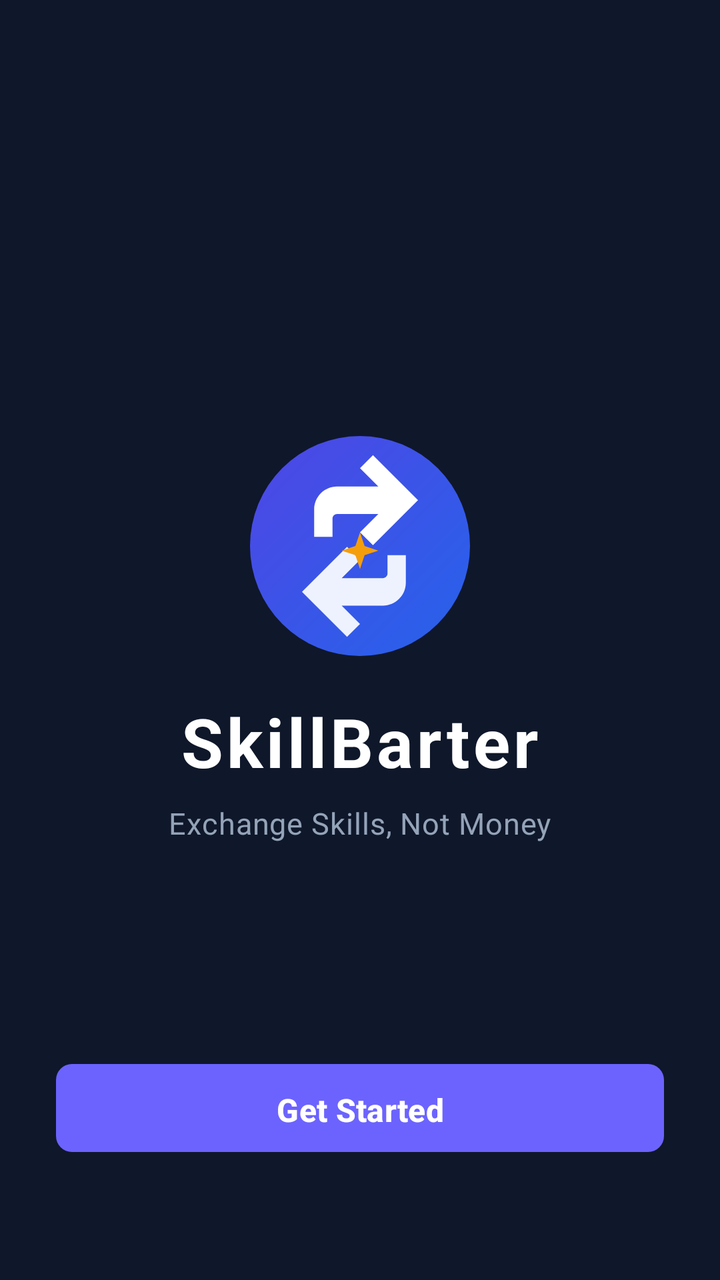
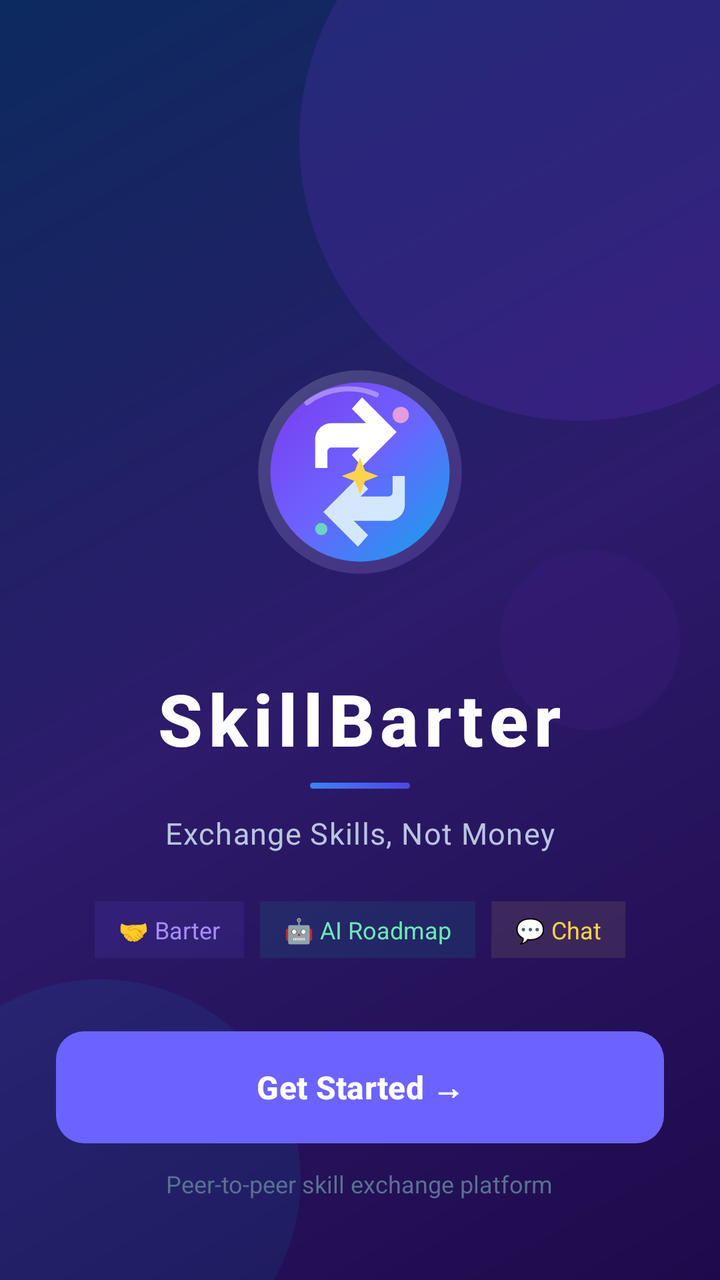

The first picture is an Android layout as it rendered before a commit; the second is the same layout after the commit. The layout source and the unified diff follow.
<!-- AndroidManifest.xml: activity theme Theme.SkillBarter -->
<!-- res/layout/activity_splash.xml -->
<?xml version="1.0" encoding="utf-8"?>
<RelativeLayout xmlns:android="http://schemas.android.com/apk/res/android"
    android:layout_width="match_parent"
    android:layout_height="match_parent"
    android:background="#0F172A"
    android:padding="28dp">

    <LinearLayout
        android:id="@+id/layoutSplashContent"
        android:layout_width="match_parent"
        android:layout_height="wrap_content"
        android:layout_centerInParent="true"
        android:gravity="center"
        android:orientation="vertical">

        <ImageView
            android:id="@+id/ivLogo"
            android:layout_width="110dp"
            android:layout_height="110dp"
            android:contentDescription="Logo"
            android:src="@drawable/ic_logo" />

        <TextView
            android:id="@+id/tvAppName"
            android:layout_width="wrap_content"
            android:layout_height="wrap_content"
            android:layout_marginTop="20dp"
            android:letterSpacing="0.05"
            android:text="SkillBarter"
            android:textColor="#FFFFFF"
            android:textSize="34sp"
            android:textStyle="bold" />

        <TextView
            android:id="@+id/tvAppTagline"
            android:layout_width="wrap_content"
            android:layout_height="wrap_content"
            android:layout_marginTop="8dp"
            android:letterSpacing="0.02"
            android:text="Exchange Skills, Not Money"
            android:textColor="#94A3B8"
            android:textSize="15sp" />

    </LinearLayout>

    <Button
        android:id="@+id/btnGetStarted"
        style="@style/Widget.SkillBarter.Button"
        android:layout_width="match_parent"
        android:layout_height="52dp"
        android:layout_alignParentBottom="true"
        android:layout_marginBottom="32dp"
        android:text="Get Started"
        android:textSize="16sp"
        android:textStyle="bold" />

</RelativeLayout>
<!-- resources referenced by this layout -->
<resources>
  <!-- drawable ic_logo (drawable) -->
  <vector xmlns:android="http://schemas.android.com/apk/res/android"
      xmlns:aapt="http://schemas.android.com/aapt"
      android:width="96dp"
      android:height="96dp"
      android:viewportWidth="96"
      android:viewportHeight="96">
  
    
    <path
        android:pathData="M48,0A48,48 0,1 1,0,48 48,48 0,0 1,48,0Z">
      <aapt:attr name="android:fillColor">
        <gradient
            android:startX="0"
            android:startY="0"
            android:endX="96"
            android:endY="96"
            android:type="linear">
          <item android:offset="0.0" android:color="#4F46E5"/>
          <item android:offset="1.0" android:color="#2563EB"/>
        </gradient>
      </aapt:attr>
    </path>
  
    
    <path
        android:fillColor="#FFFFFF"
        android:pathData="M28,32 C28,26.477 32.477,22 38,22 L56,22 L48,14 L53.657,8.343 L73.314,28 L53.657,47.657 L48,42 L56,34 L38,34 C36.895,34 36,34.895 36,36 L36,44 L28,44 L28,32 Z"/>
  
    
    <path
        android:fillColor="#EEF2FF"
        android:pathData="M68,64 C68,69.523 63.523,74 58,74 L40,74 L48,82 L42.343,87.657 L22.686,68 L42.343,48.343 L48,54 L40,62 L58,62 C59.105,62 60,61.105 60,60 L60,52 L68,52 L68,64 Z"/>
  
    
    <path
        android:fillColor="#F59E0B"
        android:pathData="M48,42 L50,48 L56,50 L50,52 L48,58 L46,52 L40,50 L46,48 Z"/>
  
  </vector>
  <style name="Widget.SkillBarter.Button" parent="Widget.Material3.Button">
          <item name="backgroundTint">@color/primary</item>
          <item name="android:textColor">@color/white</item>
          <item name="cornerRadius">8dp</item>
          <item name="android:paddingTop">12dp</item>
          <item name="android:paddingBottom">12dp</item>
          <item name="android:textStyle">bold</item>
          <item name="android:textSize">14sp</item>
      </style>
  <style name="Theme.SkillBarter" parent="Base.Theme.SkillBarter" />
  <color name="primary">#6C63FF</color>
  <color name="white">#FFFFFF</color>
  <style name="Base.Theme.SkillBarter" parent="Theme.Material3.DayNight.NoActionBar">
          <item name="colorPrimary">@color/primary</item>
          <item name="colorOnPrimary">@color/white</item>
          <item name="colorPrimaryContainer">@color/primary_light</item>
          <item name="colorOnPrimaryContainer">@color/primary</item>
          <item name="android:colorBackground">@color/bg_light</item>
          <item name="colorSurface">@color/surface_white</item>
          <item name="colorOnSurface">@color/text_primary</item>
          <item name="colorOnSurfaceVariant">@color/text_secondary</item>
          <item name="android:statusBarColor">@color/surface_white</item>
          <item name="android:windowLightStatusBar">true</item>
      </style>
  <color name="primary_light">#EEF0FF</color>
  <color name="bg_light">#F7F8FC</color>
  <color name="surface_white">#FFFFFF</color>
  <color name="text_primary">#1A1A2E</color>
  <color name="text_secondary">#6B7280</color>
</resources>

<!-- the commit's change to res/layout/activity_splash.xml (unified diff, before → after) -->
@@ -1,57 +1,197 @@
 <?xml version="1.0" encoding="utf-8"?>
-<RelativeLayout xmlns:android="http://schemas.android.com/apk/res/android"
+<FrameLayout xmlns:android="http://schemas.android.com/apk/res/android"
     android:layout_width="match_parent"
     android:layout_height="match_parent"
-    android:background="#0F172A"
-    android:padding="28dp">
+    android:background="@drawable/bg_splash_gradient">
 
+    
+    <View
+        android:id="@+id/orbTopRight"
+        android:layout_width="280dp"
+        android:layout_height="280dp"
+        android:layout_gravity="top|end"
+        android:layout_marginTop="-70dp"
+        android:layout_marginEnd="-70dp"
+        android:alpha="0.55"
+        android:background="@drawable/bg_splash_orb_large" />
+
+    
+    <View
+        android:id="@+id/orbBottomLeft"
+        android:layout_width="200dp"
+        android:layout_height="200dp"
+        android:layout_gravity="bottom|start"
+        android:layout_marginStart="-50dp"
+        android:layout_marginBottom="-50dp"
+        android:alpha="0.45"
+        android:background="@drawable/bg_splash_orb_small" />
+
+    
+    <View
+        android:id="@+id/orbMidRight"
+        android:layout_width="90dp"
+        android:layout_height="90dp"
+        android:layout_gravity="center_vertical|end"
+        android:layout_marginEnd="20dp"
+        android:alpha="0.2"
+        android:background="@drawable/bg_splash_orb_large" />
+
+    
     <LinearLayout
         android:id="@+id/layoutSplashContent"
         android:layout_width="match_parent"
         android:layout_height="wrap_content"
-        android:layout_centerInParent="true"
+        android:layout_gravity="center"
         android:gravity="center"
-        android:orientation="vertical">
+        android:orientation="vertical"
+        android:padding="28dp">
 
-        <ImageView
-            android:id="@+id/ivLogo"
-            android:layout_width="110dp"
-            android:layout_height="110dp"
-            android:contentDescription="Logo"
-            android:src="@drawable/ic_logo" />
+        
+        <FrameLayout
+            android:layout_width="150dp"
+            android:layout_height="150dp"
+            android:layout_gravity="center">
 
+            
+            <View
+                android:id="@+id/viewPulseOuter"
+                android:layout_width="150dp"
+                android:layout_height="150dp"
+                android:layout_gravity="center"
+                android:alpha="0"
+                android:background="@drawable/bg_logo_pulse_ring" />
+
+            
+            <View
+                android:id="@+id/viewPulseInner"
+                android:layout_width="130dp"
+                android:layout_height="130dp"
+                android:layout_gravity="center"
+                android:alpha="0"
+                android:background="@drawable/bg_logo_pulse_ring" />
+
+            
+            <ImageView
+                android:id="@+id/ivLogo"
+                android:layout_width="110dp"
+                android:layout_height="110dp"
+                android:layout_gravity="center"
+                android:contentDescription="SkillBarter Logo"
+                android:src="@drawable/ic_logo" />
+
+        </FrameLayout>
+
+        
         <TextView
             android:id="@+id/tvAppName"
             android:layout_width="wrap_content"
             android:layout_height="wrap_content"
-            android:layout_marginTop="20dp"
-            android:letterSpacing="0.05"
+            android:layout_marginTop="24dp"
+            android:fontFamily="sans-serif-medium"
+            android:letterSpacing="0.08"
             android:text="SkillBarter"
             android:textColor="#FFFFFF"
-            android:textSize="34sp"
+            android:textSize="36sp"
             android:textStyle="bold" />
 
+        
+        <View
+            android:layout_width="50dp"
+            android:layout_height="3dp"
+            android:layout_marginTop="8dp"
+            android:background="@drawable/bg_hero_banner" />
+
+        
         <TextView
             android:id="@+id/tvAppTagline"
             android:layout_width="wrap_content"
             android:layout_height="wrap_content"
-            android:layout_marginTop="8dp"
-            android:letterSpacing="0.02"
+            android:layout_marginTop="12dp"
+            android:letterSpacing="0.03"
             android:text="Exchange Skills, Not Money"
-            android:textColor="#94A3B8"
+            android:textColor="#B8C5E0"
             android:textSize="15sp" />
+
+        
+        <LinearLayout
+            android:layout_width="wrap_content"
+            android:layout_height="wrap_content"
+            android:layout_marginTop="24dp"
+            android:orientation="horizontal">
+
+            <TextView
+                android:layout_width="wrap_content"
+                android:layout_height="wrap_content"
+                android:background="#1A6C63FF"
+                android:drawablePadding="5dp"
+                android:paddingHorizontal="12dp"
+                android:paddingVertical="6dp"
+                android:text="🤝 Barter"
+                android:textColor="#A78BFA"
+                android:textSize="12sp" />
+
+            <View
+                android:layout_width="8dp"
+                android:layout_height="1dp" />
+
+            <TextView
+                android:layout_width="wrap_content"
+                android:layout_height="wrap_content"
+                android:background="#1A00BFA5"
+                android:paddingHorizontal="12dp"
+                android:paddingVertical="6dp"
+                android:text="🤖 AI Roadmap"
+                android:textColor="#6EE7B7"
+                android:textSize="12sp" />
+
+            <View
+                android:layout_width="8dp"
+                android:layout_height="1dp" />
+
+            <TextView
+                android:layout_width="wrap_content"
+                android:layout_height="wrap_content"
+                android:background="#1AFCD34D"
+                android:paddingHorizontal="12dp"
+                android:paddingVertical="6dp"
+                android:text="💬 Chat"
+                android:textColor="#FCD34D"
+                android:textSize="12sp" />
+
+        </LinearLayout>
 
     </LinearLayout>
 
-    <Button
-        android:id="@+id/btnGetStarted"
-        style="@style/Widget.SkillBarter.Button"
+    
+    <LinearLayout
         android:layout_width="match_parent"
-        android:layout_height="52dp"
-        android:layout_alignParentBottom="true"
-        android:layout_marginBottom="32dp"
-        android:text="Get Started"
-        android:textSize="16sp"
-        android:textStyle="bold" />
+        android:layout_height="wrap_content"
+        android:layout_gravity="bottom"
+        android:orientation="vertical"
+        android:paddingHorizontal="28dp"
+        android:paddingBottom="40dp">
 
-</RelativeLayout>
+        <Button
+            android:id="@+id/btnGetStarted"
+            android:layout_width="match_parent"
+            android:layout_height="56dp"
+            android:background="@drawable/bg_get_started_button"
+            android:text="Get Started →"
+            android:textColor="#FFFFFF"
+            android:textSize="16sp"
+            android:textStyle="bold"
+            android:stateListAnimator="@null"
+            android:elevation="0dp" />
+
+        <TextView
+            android:layout_width="wrap_content"
+            android:layout_height="wrap_content"
+            android:layout_gravity="center"
+            android:layout_marginTop="12dp"
+            android:text="Peer-to-peer skill exchange platform"
+            android:textColor="#5A7093"
+            android:textSize="12sp" />
+
+    </LinearLayout>
+
+</FrameLayout>
<!-- resource entries referenced after the edit -->
@@ -1,54 +1,59 @@
 <!-- resources referenced by this layout -->
 <resources>
-  <!-- drawable ic_logo (drawable) -->
-  <vector xmlns:android="http://schemas.android.com/apk/res/android"
-      xmlns:aapt="http://schemas.android.com/aapt"
-      android:width="96dp"
-      android:height="96dp"
-      android:viewportWidth="96"
-      android:viewportHeight="96">
-  
-    
-    <path
-        android:pathData="M48,0A48,48 0,1 1,0,48 48,48 0,0 1,48,0Z">
-      <aapt:attr name="android:fillColor">
-        <gradient
-            android:startX="0"
-            android:startY="0"
-            android:endX="96"
-            android:endY="96"
-            android:type="linear">
-          <item android:offset="0.0" android:color="#4F46E5"/>
-          <item android:offset="1.0" android:color="#2563EB"/>
-        </gradient>
-      </aapt:attr>
-    </path>
-  
-    
-    <path
-        android:fillColor="#FFFFFF"
-        android:pathData="M28,32 C28,26.477 32.477,22 38,22 L56,22 L48,14 L53.657,8.343 L73.314,28 L53.657,47.657 L48,42 L56,34 L38,34 C36.895,34 36,34.895 36,36 L36,44 L28,44 L28,32 Z"/>
-  
-    
-    <path
-        android:fillColor="#EEF2FF"
-        android:pathData="M68,64 C68,69.523 63.523,74 58,74 L40,74 L48,82 L42.343,87.657 L22.686,68 L42.343,48.343 L48,54 L40,62 L58,62 C59.105,62 60,61.105 60,60 L60,52 L68,52 L68,64 Z"/>
-  
-    
-    <path
-        android:fillColor="#F59E0B"
-        android:pathData="M48,42 L50,48 L56,50 L50,52 L48,58 L46,52 L40,50 L46,48 Z"/>
-  
-  </vector>
-  <style name="Widget.SkillBarter.Button" parent="Widget.Material3.Button">
-          <item name="backgroundTint">@color/primary</item>
-          <item name="android:textColor">@color/white</item>
-          <item name="cornerRadius">8dp</item>
-          <item name="android:paddingTop">12dp</item>
-          <item name="android:paddingBottom">12dp</item>
-          <item name="android:textStyle">bold</item>
-          <item name="android:textSize">14sp</item>
-      </style>
+  <!-- drawable bg_get_started_button (drawable) -->
+  <?xml version="1.0" encoding="utf-8"?>
+  <shape xmlns:android="http://schemas.android.com/apk/res/android"
+      android:shape="rectangle">
+      <gradient
+          android:startColor="#7C3AED"
+          android:endColor="#6C63FF"
+          android:angle="0"
+          android:type="linear" />
+      <corners android:radius="14dp" />
+  </shape>
+  <!-- drawable bg_hero_banner (drawable) -->
+  <?xml version="1.0" encoding="utf-8"?>
+  <shape xmlns:android="http://schemas.android.com/apk/res/android"
+      android:shape="rectangle">
+      <gradient
+          android:startColor="#4F46E5"
+          android:endColor="#3B82F6"
+          android:angle="135" />
+      <corners android:radius="20dp" />
+  </shape>
+  <!-- drawable bg_logo_pulse_ring (drawable) -->
+  <?xml version="1.0" encoding="utf-8"?>
+  <shape xmlns:android="http://schemas.android.com/apk/res/android"
+      android:shape="oval">
+      <solid android:color="#00000000" />
+      <stroke
+          android:width="2dp"
+          android:color="#4D6C63FF" />
+  </shape>
+  <!-- drawable bg_splash_gradient (drawable) -->
+  <?xml version="1.0" encoding="utf-8"?>
+  <shape xmlns:android="http://schemas.android.com/apk/res/android"
+      android:shape="rectangle">
+      <gradient
+          android:startColor="#1E0A4B"
+          android:centerColor="#2D1B6B"
+          android:endColor="#0C2A5E"
+          android:angle="135"
+          android:type="linear" />
+  </shape>
+  <!-- drawable bg_splash_orb_large (drawable) -->
+  <?xml version="1.0" encoding="utf-8"?>
+  <shape xmlns:android="http://schemas.android.com/apk/res/android"
+      android:shape="oval">
+      <solid android:color="#4D7C3AED" />
+  </shape>
+  <!-- drawable bg_splash_orb_small (drawable) -->
+  <?xml version="1.0" encoding="utf-8"?>
+  <shape xmlns:android="http://schemas.android.com/apk/res/android"
+      android:shape="oval">
+      <solid android:color="#330EA5E9" />
+  </shape>
+  <!-- drawable ic_logo: vector/xml drawable (drawable, 2692 chars, omitted) -->
   <style name="Theme.SkillBarter" parent="Base.Theme.SkillBarter" />
   <color name="primary">#6C63FF</color>
   <color name="white">#FFFFFF</color>
